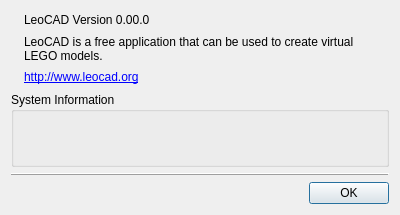
Above: lc_lib/qt/lc_qaboutdialog.ui from trevorsandy/lpub3d before the change. Below: the same form after it.
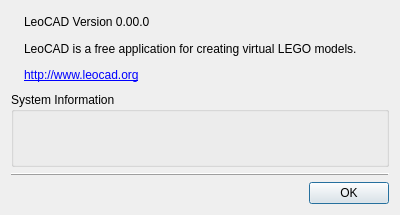
That is the form after the change. Icons and pictures are not drawn.

The edit to the form file:
```diff
--- a/lc_lib/qt/lc_qaboutdialog.ui
+++ b/lc_lib/qt/lc_qaboutdialog.ui
@@ -46,7 +46,7 @@
          <item>
           <widget class="QLabel" name="label_4">
            <property name="text">
-            <string>LeoCAD is a free application that can be used to create virtual LEGO models.</string>
+            <string>LeoCAD is a free application for creating virtual LEGO models.</string>
            </property>
            <property name="wordWrap">
             <bool>true</bool>
```
Left out of the diff: 4 changed lines with no effect on the pictures.
